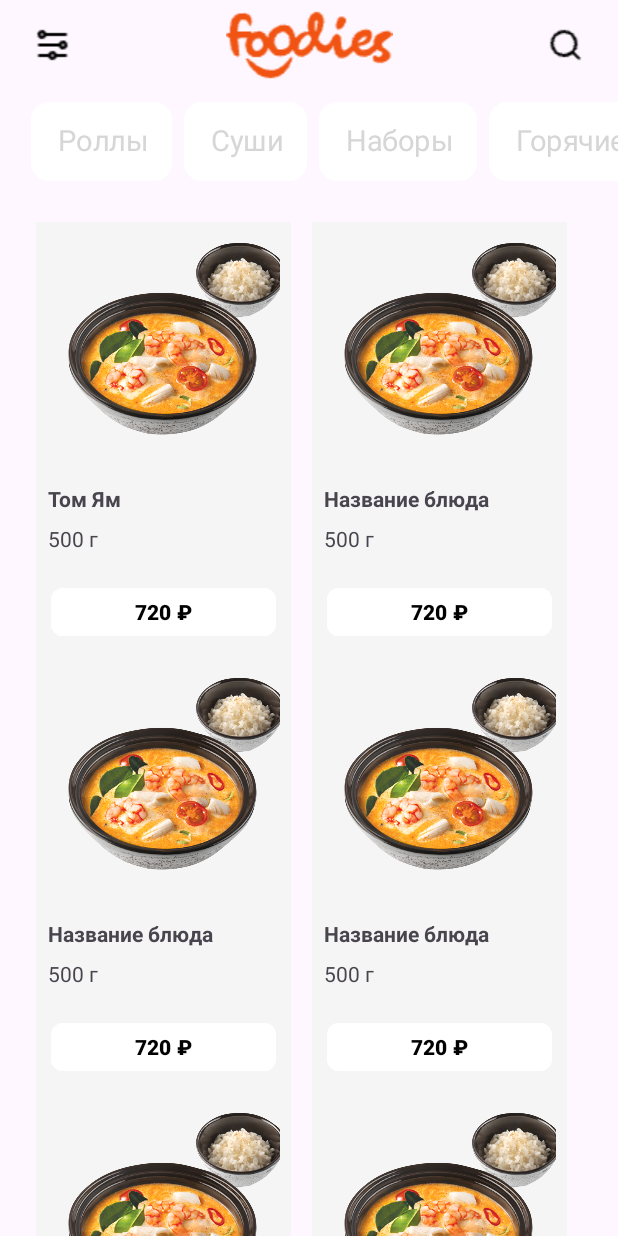
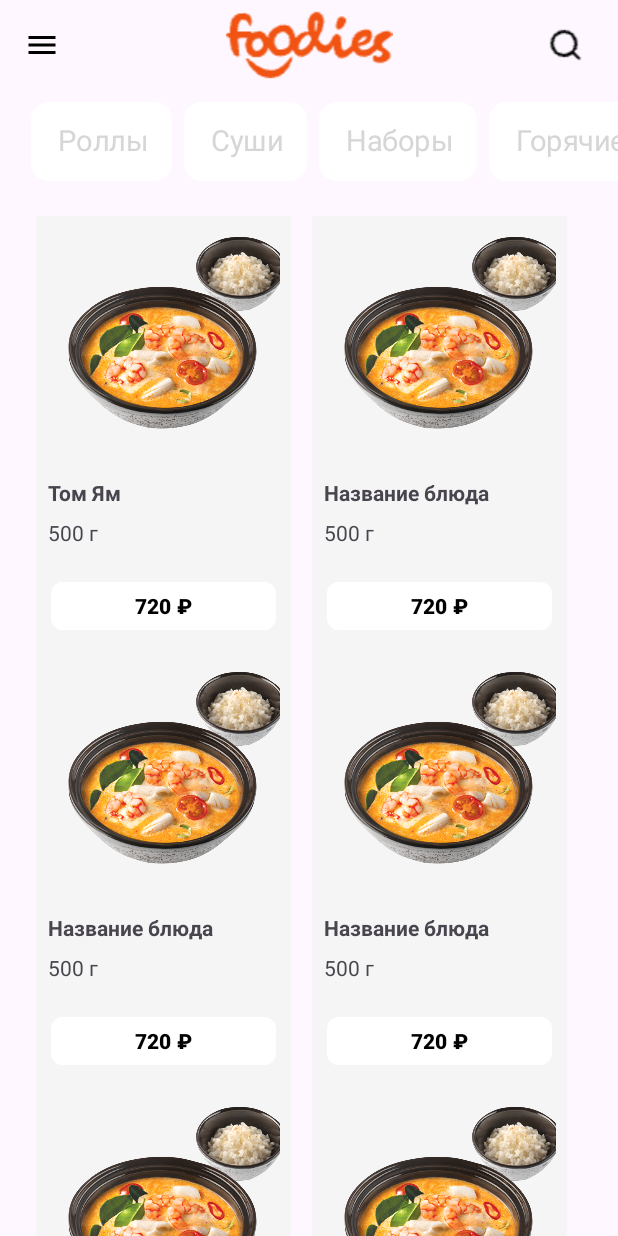
Before and after one commit to ArturFatihov1/FoodApp, an Android app: the screen it shows after launch (MainActivity), on a phone screen of 412 x 824 dp. Run offline under Robolectric (Android 15) with nearby library versions, the phone set to English and light mode, and no system bars.

Commit message:
add Drawer Layout (menu)

```diff
--- a/app/src/main/java/com/example/test/MainActivity.kt
+++ b/app/src/main/java/com/example/test/MainActivity.kt
@@ -1,15 +1,23 @@
 package com.example.test
 
 import android.os.Bundle
+import androidx.appcompat.widget.Toolbar
+import android.view.MenuItem
 import android.widget.Button
+import androidx.appcompat.app.ActionBarDrawerToggle
 import androidx.appcompat.app.AppCompatActivity
+import androidx.drawerlayout.widget.DrawerLayout
+import androidx.fragment.app.Fragment
 import androidx.recyclerview.widget.RecyclerView
 import com.example.test.databinding.ActivityMainBinding
+import com.google.android.material.navigation.NavigationView
 
 class MainActivity : AppCompatActivity() {
     lateinit var binding: ActivityMainBinding
     lateinit var adapter: AdapterFood
     lateinit var recyclerView: RecyclerView
+    lateinit var toggle: ActionBarDrawerToggle
+    lateinit var drawerLayout: DrawerLayout
 
 
     override fun onCreate(savedInstanceState: Bundle?) {
@@ -17,9 +25,40 @@ class MainActivity : AppCompatActivity() {
         binding = ActivityMainBinding.inflate(layoutInflater)
         setContentView(binding.root)
         initial()
+        //navigation drawer
+
+        val toolbar = findViewById<Toolbar>(R.id.toolbar)
+        setSupportActionBar(toolbar)
+
+        val navView: NavigationView = findViewById(R.id.navigationView)
+        drawerLayout = findViewById(R.id.drawerLayout)
+        toggle = ActionBarDrawerToggle(this@MainActivity, drawerLayout ,toolbar, R.string.open, R.string.close)
+        drawerLayout.addDrawerListener(toggle)
+        toggle.syncState()
+
+
+
+        navView.setNavigationItemSelectedListener {
+            it.isChecked = true
+            when(it.itemId){
+                R.id.basket -> replaceFragment(BlankFragment(),it.title.toString())
+            }
+            true
+        }
+    }
+    fun replaceFragment(fragment: Fragment, title:String){
+        var fragmentManager = supportFragmentManager
+        var fragmentTransaction = fragmentManager.beginTransaction()
+        fragmentTransaction.replace(R.id.frame_1,fragment)
+        fragmentTransaction.commit()
+        drawerLayout.closeDrawers()
+        setTitle(title)
     }
 
-
+    override fun onOptionsItemSelected(item: MenuItem): Boolean {
+        if(toggle.onOptionsItemSelected(item))return true
+        return super.onOptionsItemSelected(item)
+    }
     private fun initial() {
         recyclerView = binding.RcView
         adapter = AdapterFood()
@@ -30,17 +69,17 @@ class MainActivity : AppCompatActivity() {
     fun Food(): ArrayList<DataFood> {
         val foodlist = ArrayList<DataFood>()
 
-        val card1 = DataFood("Том Ям","500 г")
+        val card1 = DataFood("Том Ям", "500 г")
         foodlist.add(card1)
-        val card2 = DataFood("Название блюда","500 г")
+        val card2 = DataFood("Название блюда", "500 г")
         foodlist.add(card2)
-        val card3 = DataFood("Название блюда","500 г")
+        val card3 = DataFood("Название блюда", "500 г")
         foodlist.add(card3)
-        val card4 = DataFood("Название блюда","500 г")
+        val card4 = DataFood("Название блюда", "500 г")
         foodlist.add(card4)
-        val card5 = DataFood("Название блюда","500 г")
+        val card5 = DataFood("Название блюда", "500 г")
         foodlist.add(card5)
-        val card6 = DataFood("Название блюда","500 г")
+        val card6 = DataFood("Название блюда", "500 г")
         foodlist.add(card6)
 
 
--- /dev/null
+++ b/app/src/main/res/drawable/baseline_menu_24.xml
@@ -0,0 +1,5 @@
+<vector xmlns:android="http://schemas.android.com/apk/res/android" android:height="24dp" android:tint="#000000" android:viewportHeight="24" android:viewportWidth="24" android:width="24dp">
+
+    <path android:fillColor="@android:color/white" android:pathData="M3,18h18v-2L3,16v2zM3,13h18v-2L3,11v2zM3,6v2h18L21,6L3,6z"/>
+
+</vector>
--- /dev/null
+++ b/app/src/main/res/drawable/baseline_message_24.xml
@@ -0,0 +1,5 @@
+<vector xmlns:android="http://schemas.android.com/apk/res/android" android:autoMirrored="true" android:height="24dp" android:tint="#000000" android:viewportHeight="24" android:viewportWidth="24" android:width="24dp">
+
+    <path android:fillColor="@android:color/white" android:pathData="M20,2L4,2c-1.1,0 -1.99,0.9 -1.99,2L2,22l4,-4h14c1.1,0 2,-0.9 2,-2L22,4c0,-1.1 -0.9,-2 -2,-2zM18,14L6,14v-2h12v2zM18,11L6,11L6,9h12v2zM18,8L6,8L6,6h12v2z"/>
+
+</vector>
--- /dev/null
+++ b/app/src/main/res/drawable/baseline_settings_24.xml
@@ -0,0 +1,5 @@
+<vector xmlns:android="http://schemas.android.com/apk/res/android" android:height="24dp" android:tint="#000000" android:viewportHeight="24" android:viewportWidth="24" android:width="24dp">
+
+    <path android:fillColor="@android:color/white" android:pathData="M19.14,12.94c0.04,-0.3 0.06,-0.61 0.06,-0.94c0,-0.32 -0.02,-0.64 -0.07,-0.94l2.03,-1.58c0.18,-0.14 0.23,-0.41 0.12,-0.61l-1.92,-3.32c-0.12,-0.22 -0.37,-0.29 -0.59,-0.22l-2.39,0.96c-0.5,-0.38 -1.03,-0.7 -1.62,-0.94L14.4,2.81c-0.04,-0.24 -0.24,-0.41 -0.48,-0.41h-3.84c-0.24,0 -0.43,0.17 -0.47,0.41L9.25,5.35C8.66,5.59 8.12,5.92 7.63,6.29L5.24,5.33c-0.22,-0.08 -0.47,0 -0.59,0.22L2.74,8.87C2.62,9.08 2.66,9.34 2.86,9.48l2.03,1.58C4.84,11.36 4.8,11.69 4.8,12s0.02,0.64 0.07,0.94l-2.03,1.58c-0.18,0.14 -0.23,0.41 -0.12,0.61l1.92,3.32c0.12,0.22 0.37,0.29 0.59,0.22l2.39,-0.96c0.5,0.38 1.03,0.7 1.62,0.94l0.36,2.54c0.05,0.24 0.24,0.41 0.48,0.41h3.84c0.24,0 0.44,-0.17 0.47,-0.41l0.36,-2.54c0.59,-0.24 1.13,-0.56 1.62,-0.94l2.39,0.96c0.22,0.08 0.47,0 0.59,-0.22l1.92,-3.32c0.12,-0.22 0.07,-0.47 -0.12,-0.61L19.14,12.94zM12,15.6c-1.98,0 -3.6,-1.62 -3.6,-3.6s1.62,-3.6 3.6,-3.6s3.6,1.62 3.6,3.6S13.98,15.6 12,15.6z"/>
+
+</vector>
--- a/app/src/main/res/layout/activity_main.xml
+++ b/app/src/main/res/layout/activity_main.xml
@@ -1,17 +1,32 @@
 <?xml version="1.0" encoding="utf-8"?>
-<androidx.constraintlayout.widget.ConstraintLayout xmlns:android="http://schemas.android.com/apk/res/android"
+
+<androidx.drawerlayout.widget.DrawerLayout xmlns:android="http://schemas.android.com/apk/res/android"
     xmlns:app="http://schemas.android.com/apk/res-auto"
     xmlns:tools="http://schemas.android.com/tools"
-    android:id="@+id/main"
+    android:id="@+id/drawerLayout"
     android:layout_width="match_parent"
     android:layout_height="match_parent"
-    tools:context=".MainActivity">
+    tools:context=".MainActivity"
+    tools:openDrawer="start">
+
+    <FrameLayout
+        android:id="@+id/frame_1"
+        android:layout_width="match_parent"
+        android:layout_height="match_parent">
+
+
+    <androidx.constraintlayout.widget.ConstraintLayout
+        android:layout_width="match_parent"
+        android:layout_height="match_parent">
 
         <include
             android:id="@+id/include"
             layout="@layout/my_toolbar"
             app:layout_constraintStart_toStartOf="parent"
             app:layout_constraintTop_toTopOf="parent" />
+
+
+
 
         <HorizontalScrollView
             android:id="@+id/horizontalScrollView"
@@ -87,19 +102,18 @@
         </HorizontalScrollView>
 
 
-
         <androidx.recyclerview.widget.RecyclerView
-        android:paddingLeft="24dp"
-        android:paddingRight="20dp"
             android:id="@+id/RcView"
             android:layout_width="match_parent"
             android:layout_height="wrap_content"
-        android:layout_marginTop="20dp"
-        android:divider="@android:color/transparent"
+            android:layout_marginTop="16dp"
+            android:gravity="center"
+            android:orientation="vertical"
+            android:paddingLeft="24dp"
+            android:paddingRight="20dp"
             app:layoutManager="androidx.recyclerview.widget.GridLayoutManager"
-        android:orientation="vertical"
-        android:gravity="center"
             app:layout_constraintEnd_toEndOf="parent"
+            app:layout_constraintHorizontal_bias="0.0"
             app:layout_constraintStart_toStartOf="parent"
             app:layout_constraintTop_toBottomOf="@+id/horizontalScrollView"
             app:spanCount="2"
@@ -108,3 +122,19 @@
         </androidx.recyclerview.widget.RecyclerView>
 
     </androidx.constraintlayout.widget.ConstraintLayout>
+
+    </FrameLayout>
+
+
+        <com.google.android.material.navigation.NavigationView
+            android:id="@+id/navigationView"
+            android:layout_width="wrap_content"
+            android:layout_height="match_parent"
+            android:layout_gravity="start"
+            android:fitsSystemWindows="true"
+            app:headerLayout="@layout/nav_header"
+            app:menu="@menu/menu" />
+
+
+
+</androidx.drawerlayout.widget.DrawerLayout>
--- a/app/src/main/res/layout/my_toolbar.xml
+++ b/app/src/main/res/layout/my_toolbar.xml
@@ -1,13 +1,11 @@
 <?xml version="1.0" encoding="utf-8"?>
 <androidx.appcompat.widget.Toolbar xmlns:android="http://schemas.android.com/apk/res/android"
     android:layout_width="match_parent"
-    android:layout_height="60dp">
-
-        <ImageView
-            android:layout_width="30dp"
-            android:layout_height="wrap_content"
-            android:src="@drawable/filter1"
-            android:layout_marginLeft="20dp"/>
+    android:layout_height="60dp"
+    xmlns:app="http://schemas.android.com/apk/res-auto"
+    android:id="@+id/toolbar"
+    android:theme="@style/ThemeOverlay.AppCompat.Dark.ActionBar"
+    app:navigationIcon="@drawable/baseline_menu_24">
 
         <ImageView
             android:layout_width="160dp"
--- /dev/null
+++ b/app/src/main/res/menu/menu.xml
@@ -0,0 +1,23 @@
+<?xml version="1.0" encoding="utf-8"?>
+<menu xmlns:android="http://schemas.android.com/apk/res/android"
+    xmlns:tools="http://schemas.android.com/tools"
+    tools:showIn="navigation_view">
+
+    <group android:checkableBehavior="single">
+        <item
+            android:id="@+id/basket"
+            android:title="Корзина"
+            android:icon="@drawable/basket"/>
+        <item
+            android:id="@+id/message"
+            android:title="Тех.Поддержка"
+            android:icon="@drawable/baseline_message_24"/>
+        <item
+            android:id="@+id/settings"
+            android:title="Настройки"
+            android:icon="@drawable/baseline_settings_24"/>
+    </group>
+
+
+
+</menu>
--- a/app/src/main/res/values/strings.xml
+++ b/app/src/main/res/values/strings.xml
@@ -2,4 +2,6 @@
     <string name="app_name">Test</string>
     <!-- TODO: Remove or change this placeholder text -->
     <string name="hello_blank_fragment">Hello blank fragment</string>
+    <string name="open">Open</string>
+    <string name="close">Close</string>
 </resources>
```
Also changed, not shown: app/src/main/java/com/example/test/AdapterDetailedFood.kt (+2 -0 lines), app/src/main/java/com/example/test/BlankFragment.kt (added, +59 -0 lines), app/src/main/java/com/example/test/SecondActivity.kt (+1 -1 lines), app/src/main/res/layout/fragment_blank.xml (added, +14 -0 lines), app/src/main/res/layout/nav_header.xml (added, +53 -0 lines), app/src/main/res/drawable/background_nav.jpg (added), app/src/main/res/drawable/basket.png (added), app/src/main/res/drawable/profile.png (added), 1 other file. Lines whose indentation alone changed are shown as unchanged.
